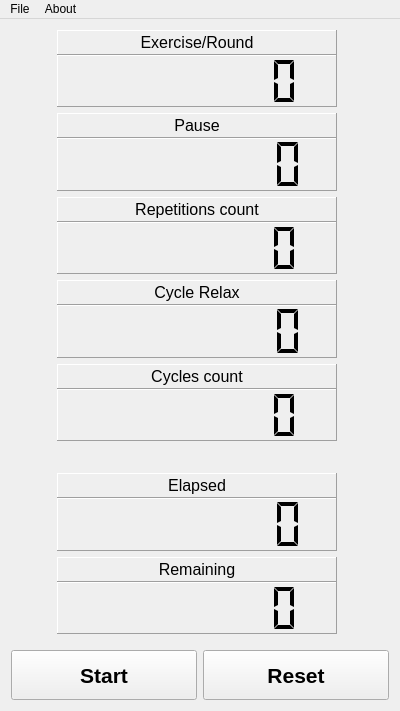
The window that SimpleTrainingTimer/mainwindow.ui (Myzhar/SimpleTrainingTimer) describes before a commit, drawn with Qt 5.
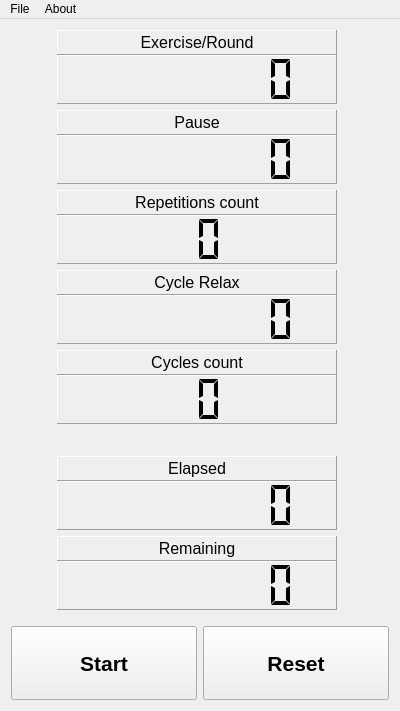
The same window after the commit. Icons and pictures are not drawn. Custom widgets are drawn as their Qt base class.

What changed in the file:
```diff
--- a/SimpleTrainingTimer/mainwindow.ui
+++ b/SimpleTrainingTimer/mainwindow.ui
@@ -231,6 +231,11 @@
           <verstretch>0</verstretch>
          </sizepolicy>
         </property>
+        <property name="font">
+         <font>
+          <pointsize>8</pointsize>
+         </font>
+        </property>
         <property name="frameShape">
          <enum>QFrame::Panel</enum>
         </property>
@@ -241,7 +246,7 @@
          <bool>false</bool>
         </property>
         <property name="digitCount">
-         <number>8</number>
+         <number>2</number>
         </property>
         <property name="segmentStyle">
          <enum>QLCDNumber::Flat</enum>
@@ -305,6 +310,11 @@
           <verstretch>0</verstretch>
          </sizepolicy>
         </property>
+        <property name="font">
+         <font>
+          <pointsize>8</pointsize>
+         </font>
+        </property>
         <property name="frameShape">
          <enum>QFrame::Panel</enum>
         </property>
@@ -315,7 +325,7 @@
          <bool>false</bool>
         </property>
         <property name="digitCount">
-         <number>8</number>
+         <number>2</number>
         </property>
         <property name="segmentStyle">
          <enum>QLCDNumber::Flat</enum>
@@ -583,7 +593,7 @@
       <item>
        <widget class="QPushButton" name="pushButton_start_pause">
         <property name="sizePolicy">
-         <sizepolicy hsizetype="Minimum" vsizetype="Minimum">
+         <sizepolicy hsizetype="Minimum" vsizetype="MinimumExpanding">
           <horstretch>0</horstretch>
           <verstretch>0</verstretch>
          </sizepolicy>
@@ -609,7 +619,7 @@
       <item>
        <widget class="QPushButton" name="pushButton_reset">
         <property name="sizePolicy">
-         <sizepolicy hsizetype="Minimum" vsizetype="Minimum">
+         <sizepolicy hsizetype="Minimum" vsizetype="MinimumExpanding">
           <horstretch>0</horstretch>
           <verstretch>0</verstretch>
          </sizepolicy>
```
Left out of the diff: 29 changed lines with no effect on the pictures.
